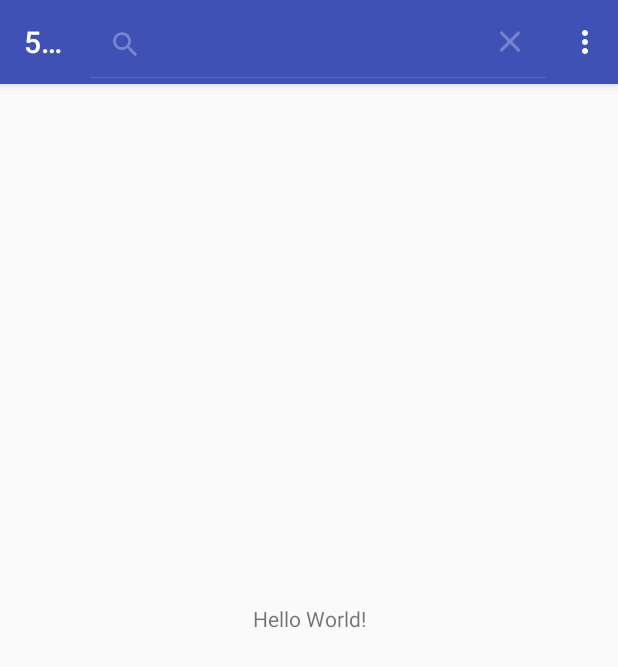
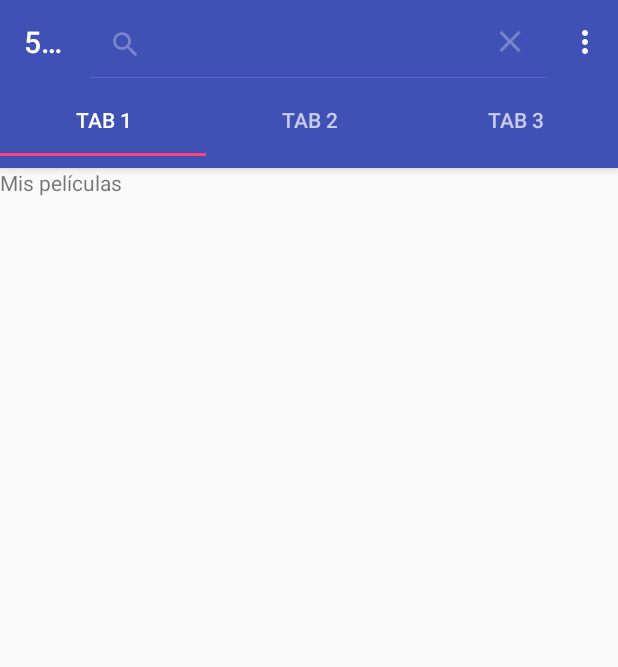
Before and after one commit to diemp94/5Estrellas, an Android app: the screen it shows after launch (MainActivity), after a tap on "Search", on a phone screen of 412 x 824 dp. Shown: the top 667 px of the screen. Run offline under Robolectric (Android 15) with nearby library versions, the phone set to English and light mode, and no system bars.

Commit message:
Version 0.0.4 Tab_layout
se implemento la clase adaptador, se implemento el tablayout funcionando con texto, hace falta agregarle imágenes

```diff
--- a/app/src/main/java/com/proyecto/diego/a5estrellas/Activities/MainActivity.java
+++ b/app/src/main/java/com/proyecto/diego/a5estrellas/Activities/MainActivity.java
@@ -1,13 +1,15 @@
 package com.proyecto.diego.a5estrellas.Activities;
 
+import android.support.design.widget.TabLayout;
+import android.support.v4.view.ViewPager;
 import android.support.v7.app.AppCompatActivity;
 import android.os.Bundle;
 import android.widget.SearchView; //Libreria importada para la busqueda
 import android.support.v7.widget.Toolbar;
 import android.view.Menu;
-import android.view.MenuInflater;
 import android.view.MenuItem;
 
+import com.proyecto.diego.a5estrellas.Adapter.PagerAdapter;
 import com.proyecto.diego.a5estrellas.R;
 
 import java.util.zip.Inflater;
@@ -22,7 +24,42 @@ public class MainActivity extends AppCompatActivity {
         //se implementa el toolbar
         Toolbar myToolbar = (Toolbar) findViewById(R.id.toolbar);
         setSupportActionBar(myToolbar);
+
+        //se implementa el tab_layout
+        TabLayout tabLayout = (TabLayout) findViewById(R.id.tabLayout);
+        tabLayout.addTab(tabLayout.newTab().setText("Tab 1"));
+        tabLayout.addTab(tabLayout.newTab().setText("Tab 2"));
+        tabLayout.addTab(tabLayout.newTab().setText("Tab 3"));
+        tabLayout.setTabGravity(TabLayout.GRAVITY_FILL);
+
+        final ViewPager viewPager = (ViewPager) findViewById(R.id.viewPager);
+        PagerAdapter adapter = new PagerAdapter(getSupportFragmentManager() , tabLayout.getTabCount());
+
+        viewPager.setAdapter(adapter);
+        viewPager.addOnPageChangeListener(new TabLayout.TabLayoutOnPageChangeListener(tabLayout));
+
+        tabLayout.addOnTabSelectedListener(new TabLayout.OnTabSelectedListener() {
+            @Override
+            public void onTabSelected(TabLayout.Tab tab) {
+                int position = tab.getPosition();
+                viewPager.setCurrentItem(position);
+            }
+
+            @Override
+            public void onTabUnselected(TabLayout.Tab tab) {
+
+            }
+
+            @Override
+            public void onTabReselected(TabLayout.Tab tab) {
+
+            }
+        });
+
+
     }
+
+
 
     //Metodos para agregar los iconos del toolbar
     @Override
--- /dev/null
+++ b/app/src/main/java/com/proyecto/diego/a5estrellas/Adapter/PagerAdapter.java
@@ -0,0 +1,43 @@
+package com.proyecto.diego.a5estrellas.Adapter;
+
+import android.support.v4.app.Fragment;
+import android.support.v4.app.FragmentManager;
+import android.support.v4.app.FragmentStatePagerAdapter;
+
+import com.proyecto.diego.a5estrellas.Fragments.CatalogFragment;
+import com.proyecto.diego.a5estrellas.Fragments.MyListFragment;
+import com.proyecto.diego.a5estrellas.Fragments.MyMoviesFragment;
+
+/**
+ * Created by diego on 12/04/18.
+ */
+
+public class PagerAdapter extends FragmentStatePagerAdapter {
+
+    private int numberOfTabs;
+
+    public PagerAdapter(FragmentManager fm, int numberOfTabs) {
+        super(fm);
+        this.numberOfTabs = numberOfTabs;
+    }
+
+    @Override
+    public Fragment getItem(int position) {
+
+        switch (position){
+            case 0:
+                return new MyMoviesFragment();
+            case 1:
+                return new CatalogFragment();
+            case 2:
+                return new MyListFragment();
+            default:
+                return null;
+        }
+    }
+
+    @Override
+    public int getCount() {
+        return numberOfTabs;
+    }
+}
--- a/app/src/main/res/layout/activity_main.xml
+++ b/app/src/main/res/layout/activity_main.xml
@@ -1,5 +1,5 @@
 <?xml version="1.0" encoding="utf-8"?>
-<android.support.constraint.ConstraintLayout xmlns:android="http://schemas.android.com/apk/res/android"
+<RelativeLayout xmlns:android="http://schemas.android.com/apk/res/android"
     xmlns:app="http://schemas.android.com/apk/res-auto"
     xmlns:tools="http://schemas.android.com/tools"
     android:layout_width="match_parent"
@@ -9,6 +9,31 @@
 
     <include android:id="@+id/toolbar" layout="@layout/toolbar"/>
 
+    <android.support.design.widget.TabLayout
+        android:id="@+id/tabLayout"
+        android:layout_width="match_parent"
+        android:layout_height="wrap_content"
+        android:layout_below="@id/toolbar"
+        android:background="?attr/colorPrimary"
+        android:elevation="4dp"
+        android:minHeight="?attr/actionBarSize"
+        android:theme="@style/ThemeOverlay.AppCompat.Dark.ActionBar"
+        />
+
+    <android.support.v4.view.ViewPager
+        android:id="@+id/viewPager"
+        android:layout_width="match_parent"
+        android:layout_height="match_parent"
+        android:layout_below="@id/tabLayout"
+    />
+
+    <!--
+<android.support.constraint.ConstraintLayout
+    android:layout_width="match_parent"
+    android:layout_height="match_parent"
+    android:layout_below="@id/tabLayout"
+
+    >
 
     <TextView
         android:layout_width="wrap_content"
@@ -19,4 +44,7 @@
         app:layout_constraintRight_toRightOf="parent"
         app:layout_constraintTop_toTopOf="parent" />
 
-</android.support.constraint.ConstraintLayout>
+</android.support.constraint.ConstraintLayout> -->
+
+
+</RelativeLayout>
--- a/app/src/main/res/layout/fragment_catalog.xml
+++ b/app/src/main/res/layout/fragment_catalog.xml
@@ -8,6 +8,6 @@
     <TextView
         android:layout_width="match_parent"
         android:layout_height="match_parent"
-        android:text="@string/hello_blank_fragment" />
+        android:text="Catalogo" />
 
 </FrameLayout>
--- a/app/src/main/res/layout/fragment_my_list.xml
+++ b/app/src/main/res/layout/fragment_my_list.xml
@@ -8,6 +8,6 @@
     <TextView
         android:layout_width="match_parent"
         android:layout_height="match_parent"
-        android:text="@string/hello_blank_fragment" />
+        android:text="Mi lista" />
 
 </FrameLayout>
--- a/app/src/main/res/layout/fragment_my_movies.xml
+++ b/app/src/main/res/layout/fragment_my_movies.xml
@@ -8,6 +8,6 @@
     <TextView
         android:layout_width="match_parent"
         android:layout_height="match_parent"
-        android:text="@string/hello_blank_fragment" />
+        android:text="Mis películas" />
 
 </FrameLayout>
```
